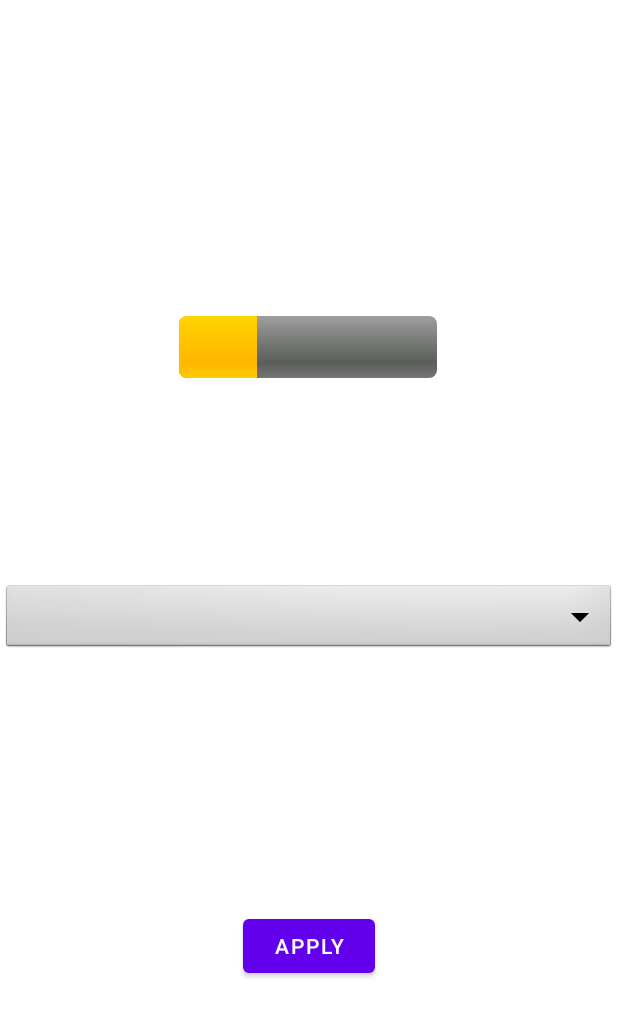
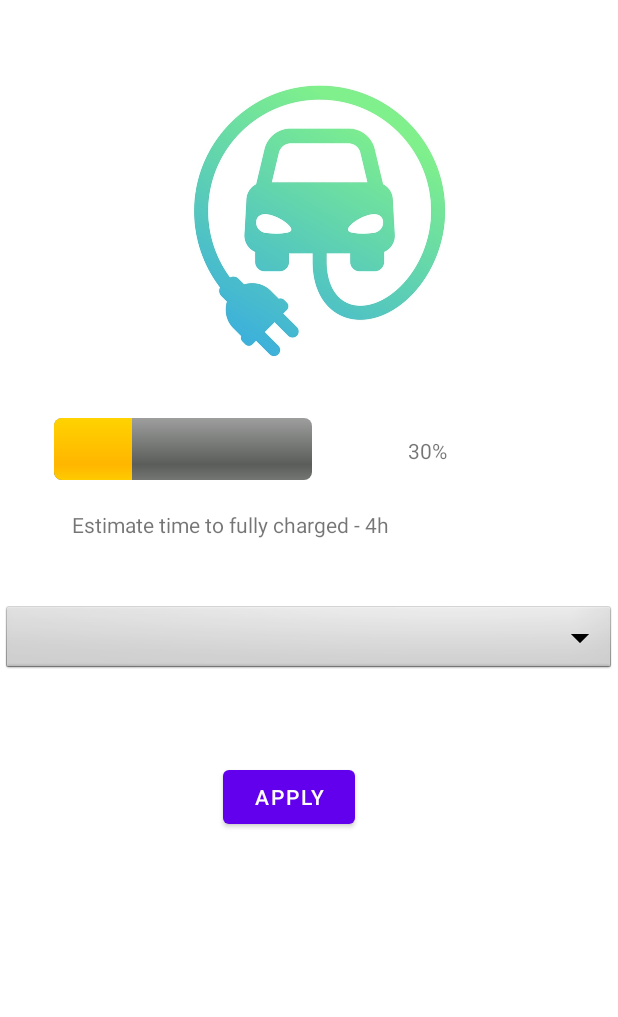
Before and after one commit to csandor99/house-energy-management-app, an Android app: the layout activity_ecar_charging.xml on its own in the app's theme, with its tools: preview values and no code run, on a phone screen of 412 x 824 dp. Shown: the top 1017 px of the screen. Run offline under Robolectric (Android 15) with nearby library versions, the phone set to English and light mode, and no system bars.

Commit message:
added icon to e car managment.

```diff
--- a/EnergyManagementApp/app/src/main/java/com/example/energymanagementapp/MainActivity.kt
+++ b/EnergyManagementApp/app/src/main/java/com/example/energymanagementapp/MainActivity.kt
@@ -9,6 +9,6 @@ class MainActivity : AppCompatActivity() {
         super.onCreate(savedInstanceState)
         setContentView(R.layout.activity_main)
 
-        startActivity(Intent(this,SlopeAdjustmentActivity::class.java))
+        startActivity(Intent(this,ECarChargingActivity::class.java))
     }
 }
--- a/EnergyManagementApp/app/src/main/res/layout/activity_ecar_charging.xml
+++ b/EnergyManagementApp/app/src/main/res/layout/activity_ecar_charging.xml
@@ -11,37 +11,73 @@
         android:id="@+id/eCarSpinner"
         android:layout_width="409dp"
         android:layout_height="wrap_content"
+        android:layout_marginTop="10dp"
         android:background="@android:drawable/btn_dropdown"
         android:spinnerMode="dropdown"
-        tools:layout_editor_absoluteX="16dp"
-        tools:layout_editor_absoluteY="280dp"
+        app:layout_constraintEnd_toEndOf="parent"
+        app:layout_constraintStart_toStartOf="parent"
+        app:layout_constraintTop_toBottomOf="@+id/textEstimateView" />
+
+    <ImageView
+        android:id="@+id/eCarIcon"
+        android:layout_width="match_parent"
+        android:layout_height="200dp"
+
         app:layout_constraintBottom_toBottomOf="parent"
         app:layout_constraintEnd_toEndOf="parent"
+        app:layout_constraintHorizontal_bias="1.0"
         app:layout_constraintStart_toStartOf="parent"
-        app:layout_constraintTop_toTopOf="parent" />
+        app:layout_constraintTop_toTopOf="parent"
+        app:layout_constraintVertical_bias="0.068"
+        app:srcCompat="@drawable/ecar_icon" />
 
     <Button
         android:id="@+id/button"
         android:layout_width="wrap_content"
         android:layout_height="wrap_content"
+        android:layout_marginTop="32dp"
         android:text="Apply"
         app:layout_constraintBottom_toBottomOf="parent"
         app:layout_constraintEnd_toEndOf="parent"
+        app:layout_constraintHorizontal_bias="0.458"
         app:layout_constraintStart_toStartOf="parent"
-        app:layout_constraintTop_toBottomOf="@+id/eCarSpinner" />
+        app:layout_constraintTop_toBottomOf="@+id/eCarSpinner"
+        app:layout_constraintVertical_bias="0.083" />
 
     <ProgressBar
-        android:id="@+id/progressBar"
-        style = "@android:style/Widget.ProgressBar.Horizontal"        android:layout_width="172dp"
+        android:id="@+id/progressBarBattery"
+        style="@android:style/Widget.ProgressBar.Horizontal"
+        android:layout_width="172dp"
         android:layout_height="41dp"
+        android:layout_marginTop="36dp"
         android:max="100"
+
         android:progress="30"
+        app:layout_constraintEnd_toEndOf="parent"
+        app:layout_constraintHorizontal_bias="0.15"
+        app:layout_constraintStart_toStartOf="parent"
+        app:layout_constraintTop_toBottomOf="@+id/eCarIcon" />
 
-        app:layout_constraintBottom_toTopOf="@+id/eCarSpinner"
+    <TextView
+        android:id="@+id/textBatteryView"
+        android:layout_width="88dp"
+        android:layout_height="39dp"
+        android:layout_marginStart="64dp"
+        android:layout_marginTop="48dp"
+        android:text="30%"
+        app:layout_constraintStart_toEndOf="@+id/progressBarBattery"
+        app:layout_constraintTop_toBottomOf="@+id/eCarIcon" />
+
+    <TextView
+        android:id="@+id/textEstimateView"
+        android:layout_width="278dp"
+        android:layout_height="52dp"
+        android:layout_marginTop="20dp"
+        android:text="Estimate time to fully charged - 4h"
+        android:visibility="visible"
         app:layout_constraintEnd_toEndOf="parent"
-        app:layout_constraintHorizontal_bias="0.497"
+        app:layout_constraintHorizontal_bias="0.36"
         app:layout_constraintStart_toStartOf="parent"
-        app:layout_constraintTop_toTopOf="parent"
-        app:layout_constraintVertical_bias="0.607" />
+        app:layout_constraintTop_toBottomOf="@+id/progressBarBattery" />
 
 </androidx.constraintlayout.widget.ConstraintLayout>
```
Also changed, not shown: EnergyManagementApp/app/src/main/res/drawable/ecar_icon.jpg (added).
